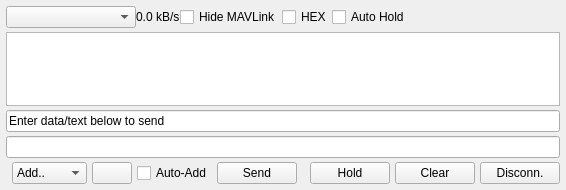
First picture: the form in src/ui/DebugConsole.ui, repository mavlink/qgroundcontrol, before the edit.
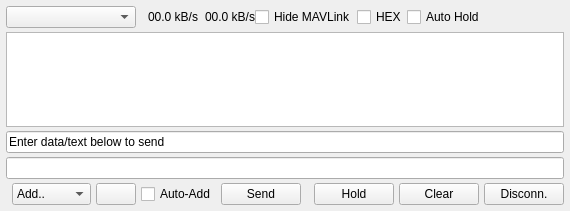
Second picture: the form after the edit. Icons and pictures are not drawn.

Commit message: Added a downstream text label to the debug console.

```diff
--- a/src/ui/DebugConsole.ui
+++ b/src/ui/DebugConsole.ui
@@ -6,8 +6,8 @@
    <rect>
     <x>0</x>
     <y>0</y>
-    <width>566</width>
-    <height>190</height>
+    <width>570</width>
+    <height>211</height>
    </rect>
   </property>
   <property name="windowTitle">
@@ -24,7 +24,7 @@
     <number>6</number>
    </property>
    <item row="0" column="0" colspan="2">
-    <layout class="QHBoxLayout" name="horizontalLayout_2" stretch="10,0,0,0,0,0">
+    <layout class="QHBoxLayout" name="horizontalLayout_2" stretch="10,0,0,0,0,0,0,0,0">
      <item>
       <widget class="QComboBox" name="linkComboBox">
        <property name="maximumSize">
@@ -39,9 +39,75 @@
       </widget>
      </item>
      <item>
-      <widget class="QLabel" name="speedLabel">
+      <widget class="QLabel" name="downArrow">
+       <property name="sizePolicy">
+        <sizepolicy hsizetype="Minimum" vsizetype="Minimum">
+         <horstretch>0</horstretch>
+         <verstretch>0</verstretch>
+        </sizepolicy>
+       </property>
+       <property name="minimumSize">
+        <size>
+         <width>12</width>
+         <height>16</height>
+        </size>
+       </property>
+       <property name="maximumSize">
+        <size>
+         <width>12</width>
+         <height>16</height>
+        </size>
+       </property>
+       <property name="baseSize">
+        <size>
+         <width>12</width>
+         <height>16</height>
+        </size>
+       </property>
+       <property name="autoFillBackground">
+        <bool>false</bool>
+       </property>
        <property name="text">
-        <string>0.0 kB/s</string>
+        <string/>
+       </property>
+       <property name="pixmap">
+        <pixmap resource="../../qgroundcontrol.qrc">:/files/images/actions/go-down.svg</pixmap>
+       </property>
+       <property name="scaledContents">
+        <bool>true</bool>
+       </property>
+      </widget>
+     </item>
+     <item>
+      <widget class="QLabel" name="downSpeedLabel">
+       <property name="text">
+        <string>00.0 kB/s</string>
+       </property>
+      </widget>
+     </item>
+     <item>
+      <widget class="QLabel" name="upArrow">
+       <property name="maximumSize">
+        <size>
+         <width>12</width>
+         <height>16</height>
+        </size>
+       </property>
+       <property name="text">
+        <string/>
+       </property>
+       <property name="pixmap">
+        <pixmap resource="../../qgroundcontrol.qrc">:/files/images/actions/go-up.svg</pixmap>
+       </property>
+       <property name="scaledContents">
+        <bool>true</bool>
+       </property>
+      </widget>
+     </item>
+     <item>
+      <widget class="QLabel" name="upSpeedLabel">
+       <property name="text">
+        <string>00.0 kB/s</string>
        </property>
       </widget>
      </item>
```
The commit also changes 1 other file.
